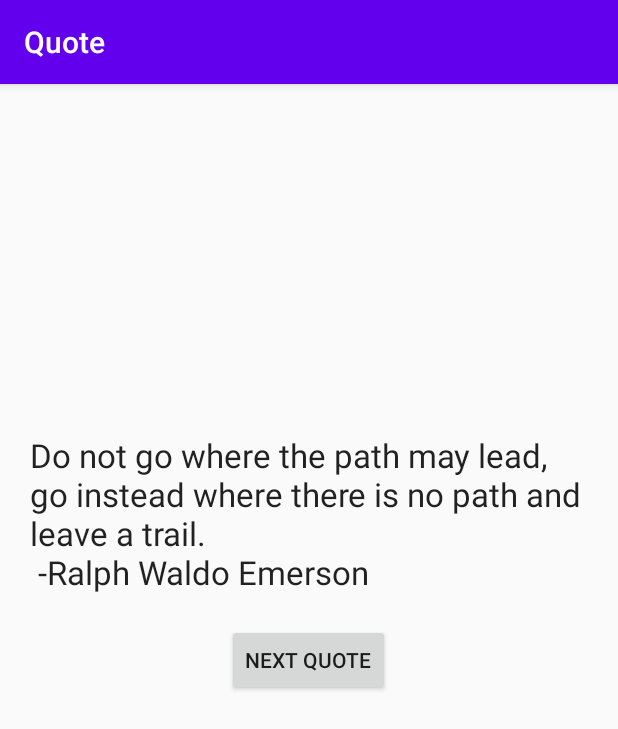
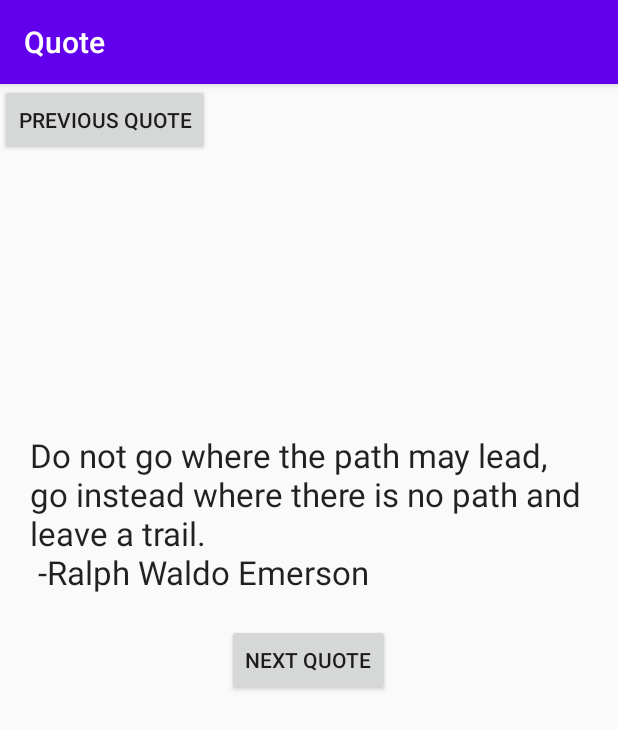
Before and after one commit to yashchavda57/QuoteApp, an Android app: the screen it shows after launch (MainActivity), on a phone screen of 412 x 824 dp. Shown: the top 729 px of the screen. Run offline under Robolectric (Android 15) with nearby library versions, the phone set to English and light mode, and no system bars.

Commit message:
Update activity_main.xml
Previous Button Feature

```diff
--- a/app/src/main/res/layout/activity_main.xml
+++ b/app/src/main/res/layout/activity_main.xml
@@ -23,4 +23,10 @@
         android:layout_width="wrap_content"
         android:layout_height="wrap_content" />
 
+    <Button
+        android:id="@+id/buttonPreviousQuote"
+        android:text="Previous Quote"
+        android:layout_width="wrap_content"
+        android:layout_height="wrap_content" />
+
 </RelativeLayout>
```
